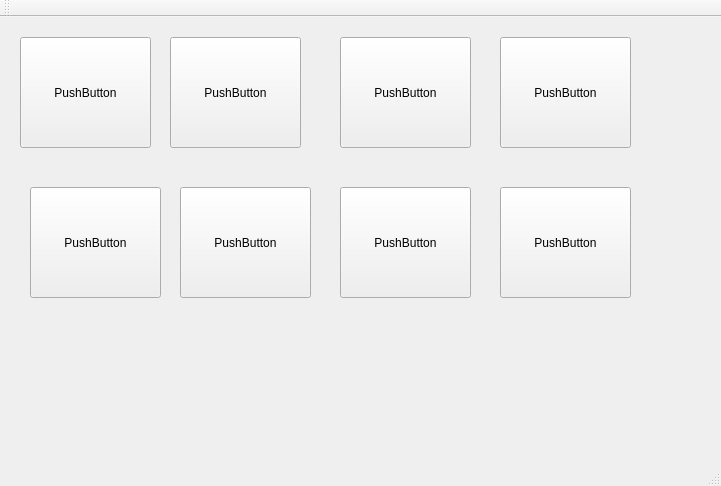
This is CenterClient/mainwindow.ui in Anne081031/ParkSolution as Qt 5 draws it before an edit. The edited form follows.
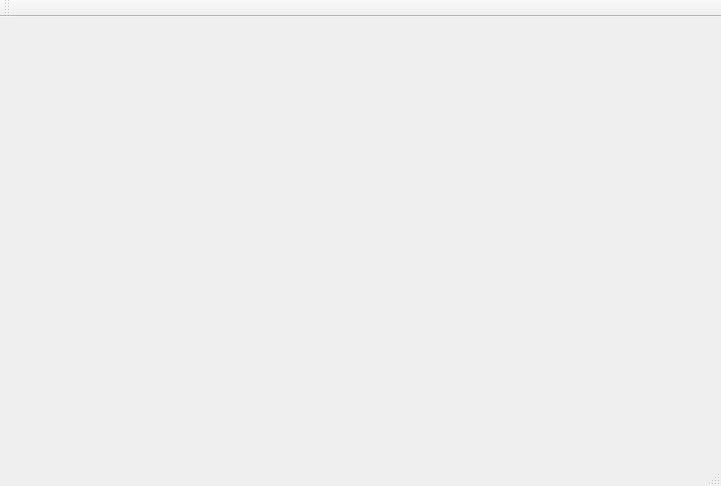
This is the edited form.

The edit to the form file:
```diff
--- a/CenterClient/mainwindow.ui
+++ b/CenterClient/mainwindow.ui
@@ -14,109 +14,16 @@
    <string>MainWindow</string>
   </property>
   <widget class="QWidget" name="centralWidget">
-   <widget class="QPushButton" name="pushButton">
+   <widget class="QWidget" name="gridLayoutWidget">
     <property name="geometry">
      <rect>
-      <x>20</x>
-      <y>20</y>
-      <width>131</width>
-      <height>111</height>
+      <x>190</x>
+      <y>120</y>
+      <width>160</width>
+      <height>80</height>
      </rect>
     </property>
-    <property name="text">
-     <string>PushButton</string>
-    </property>
-   </widget>
-   <widget class="QPushButton" name="pushButton_2">
-    <property name="geometry">
-     <rect>
-      <x>170</x>
-      <y>20</y>
-      <width>131</width>
-      <height>111</height>
-     </rect>
-    </property>
-    <property name="text">
-     <string>PushButton</string>
-    </property>
-   </widget>
-   <widget class="QPushButton" name="pushButton_3">
-    <property name="geometry">
-     <rect>
-      <x>340</x>
-      <y>20</y>
-      <width>131</width>
-      <height>111</height>
-     </rect>
-    </property>
-    <property name="text">
-     <string>PushButton</string>
-    </property>
-   </widget>
-   <widget class="QPushButton" name="pushButton_4">
-    <property name="geometry">
-     <rect>
-      <x>500</x>
-      <y>20</y>
-      <width>131</width>
-      <height>111</height>
-     </rect>
-    </property>
-    <property name="text">
-     <string>PushButton</string>
-    </property>
-   </widget>
-   <widget class="QPushButton" name="pushButton_5">
-    <property name="geometry">
-     <rect>
-      <x>30</x>
-      <y>170</y>
-      <width>131</width>
-      <height>111</height>
-     </rect>
-    </property>
-    <property name="text">
-     <string>PushButton</string>
-    </property>
-   </widget>
-   <widget class="QPushButton" name="pushButton_6">
-    <property name="geometry">
-     <rect>
-      <x>180</x>
-      <y>170</y>
-      <width>131</width>
-      <height>111</height>
-     </rect>
-    </property>
-    <property name="text">
-     <string>PushButton</string>
-    </property>
-   </widget>
-   <widget class="QPushButton" name="pushButton_7">
-    <property name="geometry">
-     <rect>
-      <x>340</x>
-      <y>170</y>
-      <width>131</width>
-      <height>111</height>
-     </rect>
-    </property>
-    <property name="text">
-     <string>PushButton</string>
-    </property>
-   </widget>
-   <widget class="QPushButton" name="pushButton_8">
-    <property name="geometry">
-     <rect>
-      <x>500</x>
-      <y>170</y>
-      <width>131</width>
-      <height>111</height>
-     </rect>
-    </property>
-    <property name="text">
-     <string>PushButton</string>
-    </property>
+    <layout class="QGridLayout" name="gridLayout"/>
    </widget>
   </widget>
   <widget class="QMenuBar" name="menuBar">
```
Left out of the diff: 2 changed lines with no effect on the pictures.
